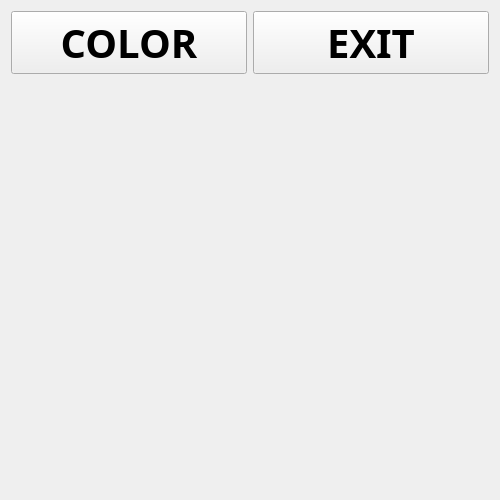
The window that client/design/game.ui (RafaelKhammadeev/SemesterWorkExtremePixelBattle) describes before a commit, drawn with Qt 5.
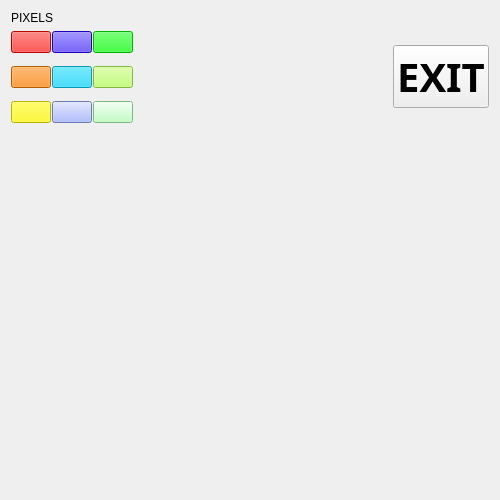
The same window after the commit.

Commit message: Add color pallete

What changed in the file:
```diff
--- a/client/design/game.ui
+++ b/client/design/game.ui
@@ -14,21 +14,191 @@
    <string>Form</string>
   </property>
   <layout class="QVBoxLayout" name="verticalLayout">
+   <item>
+    <widget class="QLabel" name="label">
+     <property name="styleSheet">
+      <string notr="true">font: 15pt &quot;Montserrat&quot;;</string>
+     </property>
+     <property name="text">
+      <string>PIXELS</string>
+     </property>
+     <property name="margin">
+      <number>0</number>
+     </property>
+     <property name="indent">
+      <number>0</number>
+     </property>
+    </widget>
+   </item>
    <item>
     <layout class="QHBoxLayout" name="horizontalLayout">
      <item>
-      <widget class="QPushButton" name="btn_2">
-       <property name="font">
-        <font>
-         <family>Montserrat</family>
-         <pointsize>30</pointsize>
-         <bold>true</bold>
-        </font>
+      <layout class="QGridLayout" name="gridLayout_2">
+       <property name="horizontalSpacing">
+        <number>1</number>
        </property>
-       <property name="text">
-        <string>COLOR</string>
+       <property name="verticalSpacing">
+        <number>13</number>
        </property>
-      </widget>
+       <item row="2" column="1">
+        <widget class="QPushButton" name="pushButton_10">
+         <property name="sizePolicy">
+          <sizepolicy hsizetype="Fixed" vsizetype="Fixed">
+           <horstretch>0</horstretch>
+           <verstretch>0</verstretch>
+          </sizepolicy>
+         </property>
+         <property name="styleSheet">
+          <string notr="true">background-color: rgb(153, 170, 255)</string>
+         </property>
+         <property name="text">
+          <string/>
+         </property>
+        </widget>
+       </item>
+       <item row="2" column="0">
+        <widget class="QPushButton" name="pushButton_13">
+         <property name="sizePolicy">
+          <sizepolicy hsizetype="Fixed" vsizetype="Fixed">
+           <horstretch>0</horstretch>
+           <verstretch>0</verstretch>
+          </sizepolicy>
+         </property>
+         <property name="styleSheet">
+          <string notr="true">background-color: rgb(255, 251, 0)</string>
+         </property>
+         <property name="text">
+          <string/>
+         </property>
+        </widget>
+       </item>
+       <item row="0" column="0">
+        <widget class="QPushButton" name="pushButton_15">
+         <property name="sizePolicy">
+          <sizepolicy hsizetype="Fixed" vsizetype="Fixed">
+           <horstretch>0</horstretch>
+           <verstretch>0</verstretch>
+          </sizepolicy>
+         </property>
+         <property name="styleSheet">
+          <string notr="true">background-color: rgb(255, 8, 0)</string>
+         </property>
+         <property name="text">
+          <string/>
+         </property>
+        </widget>
+       </item>
+       <item row="0" column="1">
+        <widget class="QPushButton" name="pushButton_12">
+         <property name="sizePolicy">
+          <sizepolicy hsizetype="Fixed" vsizetype="Fixed">
+           <horstretch>0</horstretch>
+           <verstretch>0</verstretch>
+          </sizepolicy>
+         </property>
+         <property name="styleSheet">
+          <string notr="true">background-color: rgb(35, 0, 255)
+</string>
+         </property>
+         <property name="text">
+          <string/>
+         </property>
+        </widget>
+       </item>
+       <item row="1" column="1">
+        <widget class="QPushButton" name="pushButton_11">
+         <property name="sizePolicy">
+          <sizepolicy hsizetype="Fixed" vsizetype="Fixed">
+           <horstretch>0</horstretch>
+           <verstretch>0</verstretch>
+          </sizepolicy>
+         </property>
+         <property name="styleSheet">
+          <string notr="true">background-color: rgb(2, 212, 255)</string>
+         </property>
+         <property name="text">
+          <string/>
+         </property>
+        </widget>
+       </item>
+       <item row="2" column="2">
+        <widget class="QPushButton" name="pushButton_7">
+         <property name="sizePolicy">
+          <sizepolicy hsizetype="Fixed" vsizetype="Fixed">
+           <horstretch>0</horstretch>
+           <verstretch>0</verstretch>
+          </sizepolicy>
+         </property>
+         <property name="styleSheet">
+          <string notr="true">background-color: rgb(175, 255, 180)</string>
+         </property>
+         <property name="text">
+          <string/>
+         </property>
+        </widget>
+       </item>
+       <item row="0" column="2">
+        <widget class="QPushButton" name="pushButton_9">
+         <property name="sizePolicy">
+          <sizepolicy hsizetype="Fixed" vsizetype="Fixed">
+           <horstretch>0</horstretch>
+           <verstretch>0</verstretch>
+          </sizepolicy>
+         </property>
+         <property name="styleSheet">
+          <string notr="true">background-color: rgb(0, 249, 0)</string>
+         </property>
+         <property name="text">
+          <string/>
+         </property>
+        </widget>
+       </item>
+       <item row="1" column="0">
+        <widget class="QPushButton" name="pushButton_14">
+         <property name="sizePolicy">
+          <sizepolicy hsizetype="Fixed" vsizetype="Fixed">
+           <horstretch>0</horstretch>
+           <verstretch>0</verstretch>
+          </sizepolicy>
+         </property>
+         <property name="styleSheet">
+          <string notr="true">background-color: rgb(255, 129, 0)</string>
+         </property>
+         <property name="text">
+          <string/>
+         </property>
+        </widget>
+       </item>
+       <item row="1" column="2">
+        <widget class="QPushButton" name="pushButton_8">
+         <property name="sizePolicy">
+          <sizepolicy hsizetype="Fixed" vsizetype="Fixed">
+           <horstretch>0</horstretch>
+           <verstretch>0</verstretch>
+          </sizepolicy>
+         </property>
+         <property name="styleSheet">
+          <string notr="true">background-color: rgb(180, 255, 87)</string>
+         </property>
+         <property name="text">
+          <string/>
+         </property>
+        </widget>
+       </item>
+      </layout>
+     </item>
+     <item>
+      <spacer name="horizontalSpacer">
+       <property name="orientation">
+        <enum>Qt::Horizontal</enum>
+       </property>
+       <property name="sizeHint" stdset="0">
+        <size>
+         <width>40</width>
+         <height>20</height>
+        </size>
+       </property>
+      </spacer>
      </item>
      <item>
       <widget class="QPushButton" name="btn">
```
